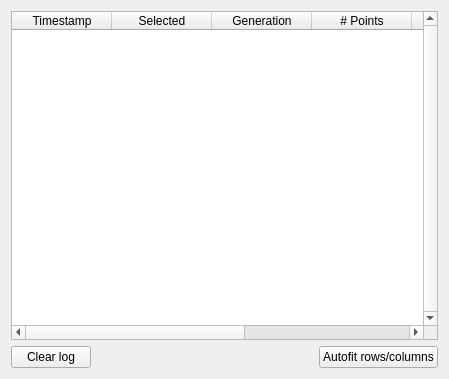
This is logviewerform.ui in superkartoffel/evo-cubist as Qt 5 draws it before an edit. The edited form follows.
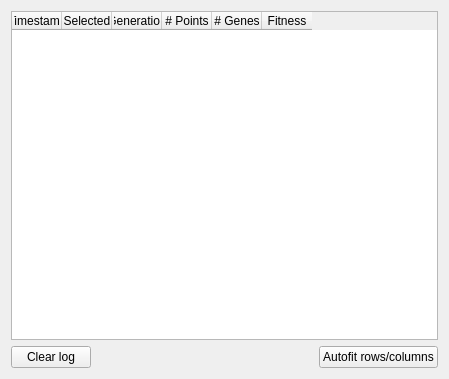
This is the edited form.

Commit message: Protokoll-Dialog verbessert.

Diff of the .ui file:
```diff
--- a/logviewerform.ui
+++ b/logviewerform.ui
@@ -20,25 +20,55 @@
    <item>
     <widget class="QTableWidget" name="tableWidget">
      <property name="verticalScrollBarPolicy">
-      <enum>Qt::ScrollBarAlwaysOn</enum>
+      <enum>Qt::ScrollBarAsNeeded</enum>
      </property>
      <property name="horizontalScrollBarPolicy">
       <enum>Qt::ScrollBarAsNeeded</enum>
      </property>
+     <property name="editTriggers">
+      <set>QAbstractItemView::NoEditTriggers</set>
+     </property>
+     <property name="showDropIndicator" stdset="0">
+      <bool>false</bool>
+     </property>
+     <property name="dragDropOverwriteMode">
+      <bool>false</bool>
+     </property>
+     <property name="showGrid">
+      <bool>true</bool>
+     </property>
+     <property name="gridStyle">
+      <enum>Qt::DotLine</enum>
+     </property>
+     <property name="wordWrap">
+      <bool>false</bool>
+     </property>
      <property name="rowCount">
       <number>0</number>
      </property>
      <property name="columnCount">
-      <number>7</number>
+      <number>6</number>
      </property>
+     <attribute name="horizontalHeaderDefaultSectionSize">
+      <number>50</number>
+     </attribute>
      <attribute name="horizontalHeaderHighlightSections">
-      <bool>true</bool>
+      <bool>false</bool>
+     </attribute>
+     <attribute name="horizontalHeaderMinimumSectionSize">
+      <number>10</number>
      </attribute>
      <attribute name="verticalHeaderVisible">
       <bool>false</bool>
      </attribute>
+     <attribute name="verticalHeaderDefaultSectionSize">
+      <number>19</number>
+     </attribute>
      <attribute name="verticalHeaderHighlightSections">
-      <bool>true</bool>
+      <bool>false</bool>
+     </attribute>
+     <attribute name="verticalHeaderMinimumSectionSize">
+      <number>10</number>
      </attribute>
      <column>
       <property name="text">
@@ -70,11 +100,6 @@
        <string>Fitness</string>
       </property>
      </column>
-     <column>
-      <property name="text">
-       <string>Image</string>
-      </property>
-     </column>
     </widget>
    </item>
    <item>
```
Left out of the diff: 16 changed lines with no effect on the pictures. The commit also changes 7 other files.
